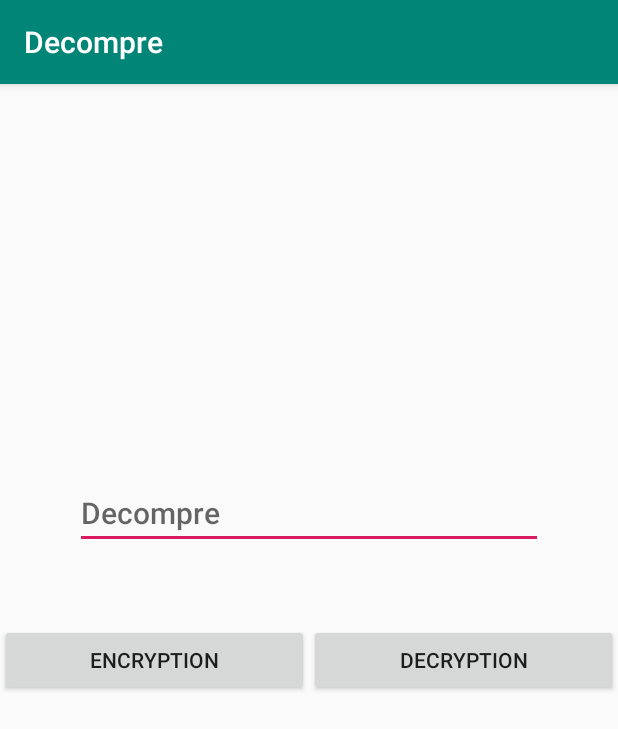
After one commit to Daenjel/Decompre, an Android app: the Encryption screen opened directly, with no data from a screen before it, on a phone screen of 412 x 824 dp. The commit adds this screen. Shown: the top 729 px of the screen. Run offline under Robolectric (Android 15) with nearby library versions, the phone set to English and light mode, and no system bars.

Commit message:
setting up encryption and decryption

```diff
--- a/app/src/main/AndroidManifest.xml
+++ b/app/src/main/AndroidManifest.xml
@@ -2,8 +2,8 @@
 <manifest xmlns:android="http://schemas.android.com/apk/res/android"
     package="com.daenjel.decompre">
 
-    <uses-permission android:name="android.permission.READ_EXTERNAL_STORAGE"/>
-    <uses-permission android:name="android.permission.WRITE_EXTERNAL_STORAGE"/>
+    <uses-permission android:name="android.permission.READ_EXTERNAL_STORAGE" />
+    <uses-permission android:name="android.permission.WRITE_EXTERNAL_STORAGE" />
 
     <application
         android:allowBackup="true"
@@ -12,6 +12,7 @@
         android:roundIcon="@mipmap/ic_launcher_round"
         android:supportsRtl="true"
         android:theme="@style/AppTheme">
+        <activity android:name=".Encryption"></activity>
         <activity android:name=".MainActivity">
             <intent-filter>
                 <action android:name="android.intent.action.MAIN" />
--- /dev/null
+++ b/app/src/main/res/layout/activity_encryption.xml
@@ -0,0 +1,36 @@
+<?xml version="1.0" encoding="utf-8"?>
+<RelativeLayout xmlns:android="http://schemas.android.com/apk/res/android"
+    xmlns:app="http://schemas.android.com/apk/res-auto"
+    xmlns:tools="http://schemas.android.com/tools"
+    android:layout_width="match_parent"
+    android:layout_height="match_parent"
+    tools:context=".Encryption">
+
+    <EditText
+        android:id="@+id/editText"
+        android:hint="@string/app_name"
+        android:textAppearance="@style/TextAppearance.AppCompat.Title"
+        android:layout_above="@id/buttons"
+        android:layout_margin="50dp"
+        android:layout_width="match_parent"
+        android:layout_height="wrap_content" />
+    <LinearLayout
+        android:layout_centerInParent="true"
+        android:id="@+id/buttons"
+        android:orientation="horizontal"
+        android:layout_width="fill_parent"
+        android:layout_height="wrap_content">
+        <Button
+            android:id="@+id/btnEncrypt"
+            android:layout_width="fill_parent"
+            android:layout_height="wrap_content"
+            android:layout_weight="50"
+            android:text="Encryption"/>
+        <Button
+            android:id="@+id/btnDecrypt"
+            android:layout_width="fill_parent"
+            android:layout_height="wrap_content"
+            android:layout_weight="50"
+            android:text="Decryption" />
+    </LinearLayout>
+</RelativeLayout>
--- a/app/src/main/res/layout/activity_main.xml
+++ b/app/src/main/res/layout/activity_main.xml
@@ -19,6 +19,12 @@
         android:layout_centerInParent="true"
         android:layout_width="wrap_content"
         android:layout_height="wrap_content" />
+    <Button
+        android:id="@+id/btnNext"
+        android:layout_width="fill_parent"
+        android:layout_height="wrap_content"
+        android:layout_weight="50"
+        android:text="Encryption"/>
     <LinearLayout
         android:id="@+id/buttons"
         android:layout_above="@id/btnRead"
```
Also changed, not shown: app/src/main/java/com/daenjel/decompre/Encryption.java (added, +169 -0 lines), app/src/main/java/com/daenjel/decompre/MainActivity.java (+9 -1 lines).
